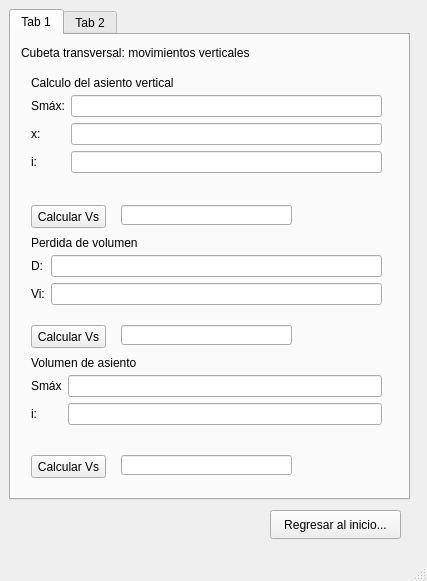
Before: the Qt Designer form maincalculoswindow.ui in lumartch/Proyecto_Tuneladora, drawn with Qt 5.
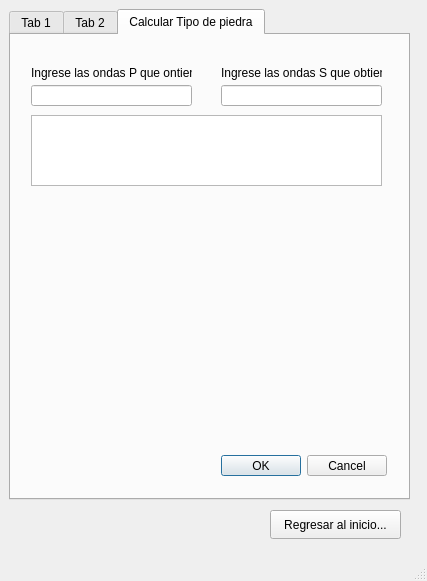
After: the same form once the commit is applied. Icons and pictures are not drawn.

Commit message: Calculo de tipo de piedra en base de ondas P y ondas S

```diff
--- a/maincalculoswindow.ui
+++ b/maincalculoswindow.ui
@@ -24,7 +24,7 @@
      </rect>
     </property>
     <property name="currentIndex">
-     <number>0</number>
+     <number>2</number>
     </property>
     <widget class="QWidget" name="tab">
      <attribute name="title">
@@ -428,6 +428,96 @@
       </property>
      </widget>
     </widget>
+    <widget class="QWidget" name="tab_3">
+     <attribute name="title">
+      <string>Calcular Tipo de piedra</string>
+     </attribute>
+     <widget class="QLineEdit" name="ondasPLE">
+      <property name="geometry">
+       <rect>
+        <x>20</x>
+        <y>50</y>
+        <width>161</width>
+        <height>21</height>
+       </rect>
+      </property>
+     </widget>
+     <widget class="QLineEdit" name="ondasSLE">
+      <property name="geometry">
+       <rect>
+        <x>210</x>
+        <y>50</y>
+        <width>161</width>
+        <height>21</height>
+       </rect>
+      </property>
+     </widget>
+     <widget class="QLabel" name="ondasPL">
+      <property name="geometry">
+       <rect>
+        <x>20</x>
+        <y>30</y>
+        <width>161</width>
+        <height>16</height>
+       </rect>
+      </property>
+      <property name="text">
+       <string>Ingrese las ondas P que ontiene</string>
+      </property>
+     </widget>
+     <widget class="QLabel" name="ondasSL">
+      <property name="geometry">
+       <rect>
+        <x>210</x>
+        <y>30</y>
+        <width>161</width>
+        <height>16</height>
+       </rect>
+      </property>
+      <property name="text">
+       <string>Ingrese las ondas S que obtiene</string>
+      </property>
+     </widget>
+     <widget class="QTextEdit" name="tipoPiedraTE">
+      <property name="geometry">
+       <rect>
+        <x>20</x>
+        <y>80</y>
+        <width>351</width>
+        <height>71</height>
+       </rect>
+      </property>
+     </widget>
+     <widget class="QDialogButtonBox" name="piedraBB">
+      <property name="geometry">
+       <rect>
+        <x>210</x>
+        <y>420</y>
+        <width>166</width>
+        <height>21</height>
+       </rect>
+      </property>
+      <property name="standardButtons">
+       <set>QDialogButtonBox::Cancel|QDialogButtonBox::Ok</set>
+      </property>
+     </widget>
+     <widget class="QLabel" name="imagenPiedraL">
+      <property name="geometry">
+       <rect>
+        <x>20</x>
+        <y>160</y>
+        <width>351</width>
+        <height>251</height>
+       </rect>
+      </property>
+      <property name="text">
+       <string/>
+      </property>
+      <property name="pixmap">
+       <pixmap>../../../../Desktop/ciclo-de-las-rocas-11-638.jpg</pixmap>
+      </property>
+     </widget>
+    </widget>
    </widget>
    <widget class="QPushButton" name="pushButton">
     <property name="geometry">
```
The commit also changes 8 other files.
